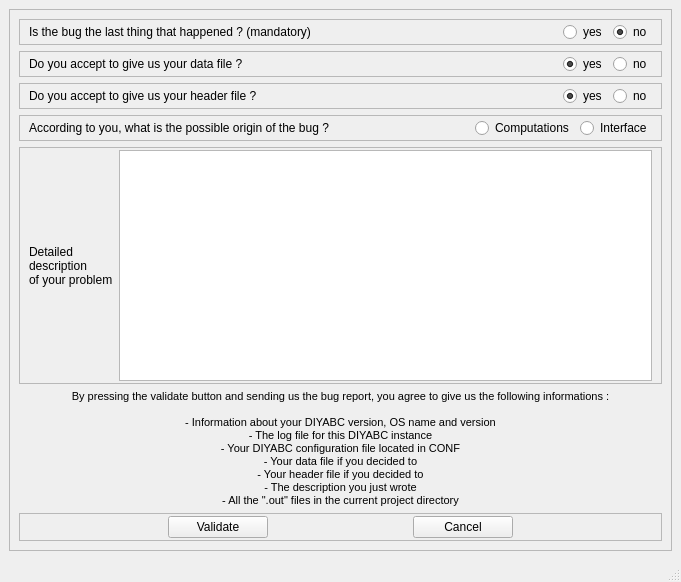
First picture: the form in gui/src/uis/bugReport.ui, repository cbgp/diyabc, before the edit.
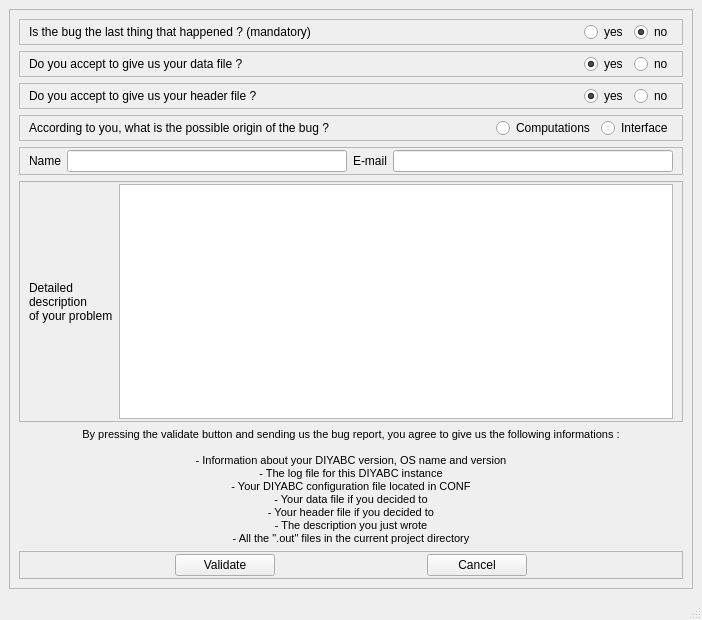
Second picture: the form after the edit.

Commit message: name and email added to bugreport

```diff
--- a/gui/src/uis/bugReport.ui
+++ b/gui/src/uis/bugReport.ui
@@ -9,8 +9,8 @@
    <rect>
     <x>0</x>
     <y>0</y>
-    <width>681</width>
-    <height>582</height>
+    <width>702</width>
+    <height>620</height>
    </rect>
   </property>
   <property name="windowTitle">
@@ -247,6 +247,44 @@
          </layout>
         </widget>
        </item>
+       <item>
+        <widget class="QFrame" name="frame_7">
+         <property name="frameShape">
+          <enum>QFrame::StyledPanel</enum>
+         </property>
+         <property name="frameShadow">
+          <enum>QFrame::Raised</enum>
+         </property>
+         <layout class="QHBoxLayout" name="horizontalLayout_6">
+          <property name="topMargin">
+           <number>2</number>
+          </property>
+          <property name="bottomMargin">
+           <number>2</number>
+          </property>
+          <item>
+           <widget class="QLabel" name="label_5">
+            <property name="text">
+             <string>Name</string>
+            </property>
+           </widget>
+          </item>
+          <item>
+           <widget class="QLineEdit" name="nameLabel"/>
+          </item>
+          <item>
+           <widget class="QLabel" name="label_6">
+            <property name="text">
+             <string>E-mail</string>
+            </property>
+           </widget>
+          </item>
+          <item>
+           <widget class="QLineEdit" name="emailLabel"/>
+          </item>
+         </layout>
+        </widget>
+       </item>
        <item>
         <widget class="QFrame" name="frame_3">
          <property name="minimumSize">
```
Left out of the diff: 2 changed lines with no effect on the pictures. The commit also changes 1 other file.
